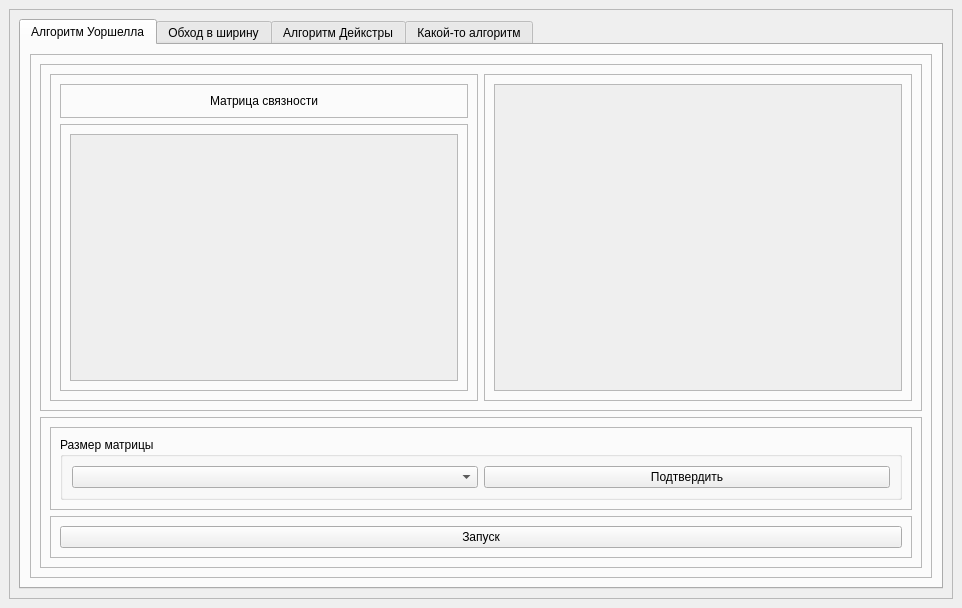
The window that main_window.ui (Lunovoy/graph-algorithms) describes before a commit, drawn with Qt 5.
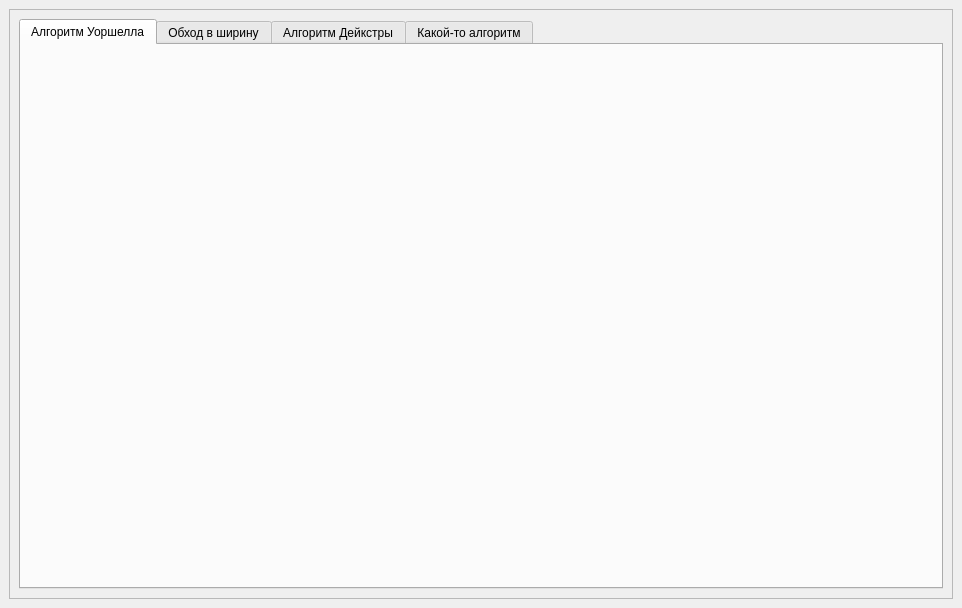
The same window after the commit.

What changed in the file:
```diff
--- a/main_window.ui
+++ b/main_window.ui
@@ -33,191 +33,7 @@
           <attribute name="title">
            <string>Алгоритм Уоршелла</string>
           </attribute>
-          <layout class="QVBoxLayout" name="verticalLayout_2">
-           <item>
-            <widget class="QFrame" name="frame_31">
-             <property name="frameShape">
-              <enum>QFrame::StyledPanel</enum>
-             </property>
-             <property name="frameShadow">
-              <enum>QFrame::Raised</enum>
-             </property>
-             <layout class="QVBoxLayout" name="verticalLayout_17">
-              <item>
-               <widget class="QFrame" name="frame_32">
-                <property name="frameShape">
-                 <enum>QFrame::StyledPanel</enum>
-                </property>
-                <property name="frameShadow">
-                 <enum>QFrame::Raised</enum>
-                </property>
-                <layout class="QHBoxLayout" name="horizontalLayout_15">
-                 <item>
-                  <widget class="QFrame" name="frame_33">
-                   <property name="frameShape">
-                    <enum>QFrame::StyledPanel</enum>
-                   </property>
-                   <property name="frameShadow">
-                    <enum>QFrame::Raised</enum>
-                   </property>
-                   <layout class="QVBoxLayout" name="verticalLayout_18">
-                    <item alignment="Qt::AlignTop">
-                     <widget class="QFrame" name="frame_34">
-                      <property name="frameShape">
-                       <enum>QFrame::StyledPanel</enum>
-                      </property>
-                      <property name="frameShadow">
-                       <enum>QFrame::Raised</enum>
-                      </property>
-                      <layout class="QVBoxLayout" name="verticalLayout_19">
-                       <item alignment="Qt::AlignHCenter">
-                        <widget class="QLabel" name="label_1">
-                         <property name="text">
-                          <string>Матрица связности</string>
-                         </property>
-                        </widget>
-                       </item>
-                      </layout>
-                     </widget>
-                    </item>
-                    <item>
-                     <widget class="QFrame" name="frame_35">
-                      <property name="sizePolicy">
-                       <sizepolicy hsizetype="Preferred" vsizetype="Expanding">
-                        <horstretch>0</horstretch>
-                        <verstretch>0</verstretch>
-                       </sizepolicy>
-                      </property>
-                      <property name="frameShape">
-                       <enum>QFrame::StyledPanel</enum>
-                      </property>
-                      <property name="frameShadow">
-                       <enum>QFrame::Raised</enum>
-                      </property>
-                      <layout class="QVBoxLayout" name="verticalLayout_3">
-                       <item>
-                        <widget class="QScrollArea" name="sa_left_1">
-                         <property name="widgetResizable">
-                          <bool>true</bool>
-                         </property>
-                         <widget class="QWidget" name="scrollAreaWidgetContents_2">
-                          <property name="geometry">
-                           <rect>
-                            <x>0</x>
-                            <y>0</y>
-                            <width>386</width>
-                            <height>245</height>
-                           </rect>
-                          </property>
-                          <layout class="QVBoxLayout" name="verticalLayout_22"/>
-                         </widget>
-                        </widget>
-                       </item>
-                      </layout>
-                     </widget>
-                    </item>
-                   </layout>
-                  </widget>
-                 </item>
-                 <item>
-                  <widget class="QFrame" name="frame_36">
-                   <property name="frameShape">
-                    <enum>QFrame::StyledPanel</enum>
-                   </property>
-                   <property name="frameShadow">
-                    <enum>QFrame::Raised</enum>
-                   </property>
-                   <layout class="QVBoxLayout" name="verticalLayout_4">
-                    <item>
-                     <widget class="QScrollArea" name="sa_right_1">
-                      <property name="widgetResizable">
-                       <bool>true</bool>
-                      </property>
-                      <widget class="QWidget" name="scrollAreaWidgetContents">
-                       <property name="geometry">
-                        <rect>
-                         <x>0</x>
-                         <y>0</y>
-                         <width>406</width>
-                         <height>305</height>
-                        </rect>
-                       </property>
-                       <layout class="QVBoxLayout" name="verticalLayout_6"/>
-                      </widget>
-                     </widget>
-                    </item>
-                   </layout>
-                  </widget>
-                 </item>
-                </layout>
-               </widget>
-              </item>
-              <item>
-               <widget class="QFrame" name="frame_37">
-                <property name="frameShape">
-                 <enum>QFrame::StyledPanel</enum>
-                </property>
-                <property name="frameShadow">
-                 <enum>QFrame::Raised</enum>
-                </property>
-                <layout class="QVBoxLayout" name="verticalLayout_20">
-                 <item>
-                  <widget class="QFrame" name="frame_38">
-                   <property name="frameShape">
-                    <enum>QFrame::StyledPanel</enum>
-                   </property>
-                   <property name="frameShadow">
-                    <enum>QFrame::Raised</enum>
-                   </property>
-                   <layout class="QHBoxLayout" name="horizontalLayout_16">
-                    <item>
-                     <widget class="QGroupBox" name="groupBox_1">
-                      <property name="title">
-                       <string>Размер матрицы</string>
-                      </property>
-                      <layout class="QHBoxLayout" name="horizontalLayout_17">
-                       <item>
-                        <widget class="QComboBox" name="cb_size_selection_1"/>
-                       </item>
-                       <item>
-                        <widget class="QPushButton" name="pb_apply_1">
-                         <property name="text">
-                          <string>Подтвердить</string>
-                         </property>
-                        </widget>
-                       </item>
-                      </layout>
-                     </widget>
-                    </item>
-                   </layout>
-                  </widget>
-                 </item>
-                 <item>
-                  <widget class="QFrame" name="frame_39">
-                   <property name="frameShape">
-                    <enum>QFrame::StyledPanel</enum>
-                   </property>
-                   <property name="frameShadow">
-                    <enum>QFrame::Raised</enum>
-                   </property>
-                   <layout class="QHBoxLayout" name="horizontalLayout_18">
-                    <item>
-                     <widget class="QPushButton" name="pb_launch_1">
-                      <property name="text">
-                       <string>Запуск</string>
-                      </property>
-                     </widget>
-                    </item>
-                   </layout>
-                  </widget>
-                 </item>
-                </layout>
-               </widget>
-              </item>
-             </layout>
-            </widget>
-           </item>
-          </layout>
+          <layout class="QVBoxLayout" name="verticalLayout_2"/>
          </widget>
          <widget class="QWidget" name="tab_2">
           <attribute name="title">
```
